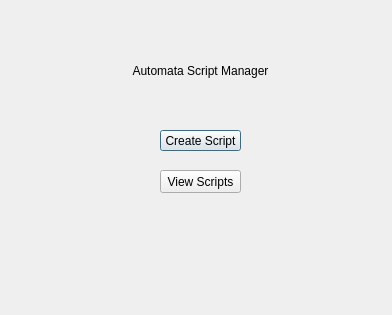
Above: main_layout.ui from greenphantom/Project-Automata before the change. Below: the same form after it.
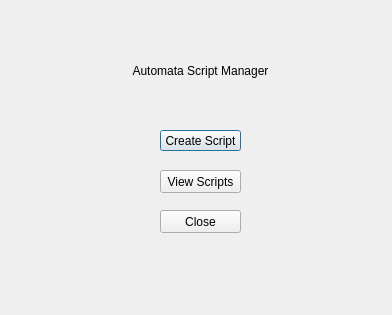
That is the form after the change.

```diff
--- a/main_layout.ui
+++ b/main_layout.ui
@@ -58,6 +58,19 @@
     <string>View Scripts</string>
    </property>
   </widget>
+  <widget class="QPushButton" name="close_button">
+   <property name="geometry">
+    <rect>
+     <x>160</x>
+     <y>210</y>
+     <width>81</width>
+     <height>23</height>
+    </rect>
+   </property>
+   <property name="text">
+    <string>Close</string>
+   </property>
+  </widget>
  </widget>
  <resources/>
  <connections/>
```
